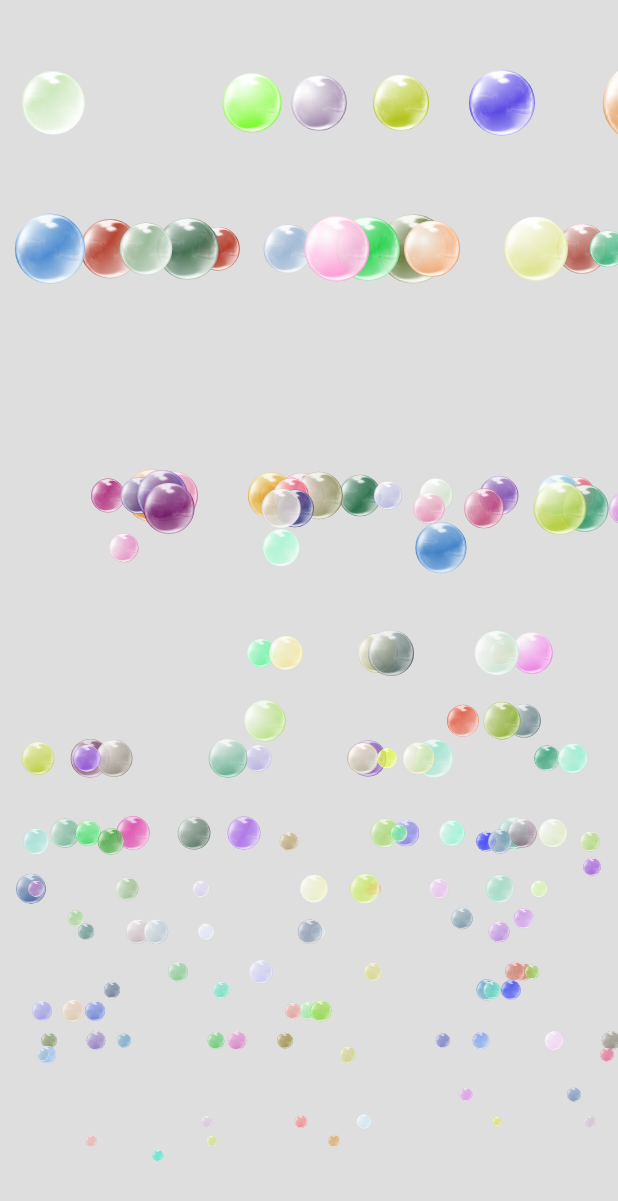
After one commit to penglin2015/TestAnimation, an Android app: the PaoPaoActivity screen opened directly, with no data from a screen before it, on a phone screen of 412 x 824 dp. The commit adds this screen. Shown: the top 1201 px of the screen. Run offline under Robolectric (Android 15) with nearby library versions, the phone set to English and light mode, and no system bars.

Commit message:
增加起泡上升动画和俄罗斯方块建立

```diff
--- a/app/src/main/AndroidManifest.xml
+++ b/app/src/main/AndroidManifest.xml
@@ -38,7 +38,10 @@
         <activity android:name=".BasinAnimationActivity" />
         <activity android:name=".WeatherAnimationActivity" />
         <activity android:name=".CircleScaleActivity" />
-        <activity android:name=".WaterChangeActivity"></activity>
+        <activity android:name=".WaterChangeActivity" />
+        <activity android:name=".PaoPaoActivity" />
+        <activity android:name=".KuaiActivity"
+            android:theme="@style/Full"/>
     </application>
 
 </manifest>
--- /dev/null
+++ b/app/src/main/java/com/shouxindao/testanimation/PaoPaoActivity.java
@@ -0,0 +1,13 @@
+package com.shouxindao.testanimation;
+
+import android.support.v7.app.AppCompatActivity;
+import android.os.Bundle;
+
+public class PaoPaoActivity extends AppCompatActivity {
+
+    @Override
+    protected void onCreate(Bundle savedInstanceState) {
+        super.onCreate(savedInstanceState);
+        setContentView(R.layout.activity_pao_pao);
+    }
+}
--- /dev/null
+++ b/app/src/main/java/com/shouxindao/testanimation/views/PaoPaoView.java
@@ -0,0 +1,159 @@
+package com.shouxindao.testanimation.views;
+
+import android.animation.Animator;
+import android.animation.AnimatorListenerAdapter;
+import android.animation.ValueAnimator;
+import android.content.Context;
+import android.graphics.Bitmap;
+import android.graphics.BitmapFactory;
+import android.graphics.Canvas;
+import android.graphics.Color;
+import android.graphics.Matrix;
+import android.graphics.Paint;
+import android.graphics.RadialGradient;
+import android.graphics.Shader;
+import android.support.annotation.Nullable;
+import android.util.AttributeSet;
+import android.view.View;
+import android.view.animation.DecelerateInterpolator;
+
+import com.shouxindao.testanimation.R;
+import com.xuyao.prancelib.util.ColorUtil;
+import com.xuyao.prancelib.util.RandomUti;
+import com.xuyao.prancelib.util.ScreenUtils;
+
+import java.io.Serializable;
+import java.util.ArrayList;
+import java.util.List;
+
+public class PaoPaoView extends View {
+    public PaoPaoView(Context context) {
+        super(context);
+        init();
+    }
+
+    public PaoPaoView(Context context, @Nullable AttributeSet attrs) {
+        super(context, attrs);
+        init();
+    }
+
+    public PaoPaoView(Context context, @Nullable AttributeSet attrs, int defStyleAttr) {
+        super(context, attrs, defStyleAttr);
+        init();
+    }
+
+
+
+
+     Paint p;
+     int w, h;
+
+    private void init() {
+        p = new Paint();
+        p.setColor(Color.RED);
+        p.setAntiAlias(true);
+        p.setDither(true);
+
+        p.setStyle(Paint.Style.FILL_AND_STROKE);
+        p.setStrokeWidth(5);
+        w = ScreenUtils.getScreenWidth(getContext());
+        h = ScreenUtils.getScreenHeight(getContext());
+    }
+
+
+    @Override
+    protected void onDraw(Canvas canvas) {
+        super.onDraw(canvas);
+        drawPao(canvas);
+        postInvalidate();
+    }
+
+    List<PaoBean> paoBeanList=new ArrayList<>();
+    List<PaoBean> needMovePaoList=new ArrayList<>();
+    long maxPaoCount=200;
+    private void drawPao(Canvas canvas) {
+        if(paoBeanList.size()<maxPaoCount){
+            for(int i=0;i<maxPaoCount-paoBeanList.size();i++){
+                paoBeanList.add(new PaoBean());
+            }
+        }
+
+        for(PaoBean paoBean:paoBeanList){
+            if(paoBean.isOver){
+                needMovePaoList.add(paoBean);
+            }else{
+                paoBean.draw(canvas);
+            }
+        }
+        paoBeanList.removeAll(needMovePaoList);
+        needMovePaoList.clear();
+    }
+
+    class PaoBean implements Serializable{
+        float x,y,maxRadus;
+        Paint paoPaint;
+        Bitmap pb;
+        float scale=0.1f,maxScale=1f;
+        Matrix m;
+        long t;
+        float alpha=0.5f;
+        RadialGradient radialGradient;
+        int color=0;
+        float dx,dy;
+        public PaoBean(){
+            paoPaint=new Paint(p);
+            pb= BitmapFactory.decodeResource(getResources(), R.mipmap.icon_pao);
+            maxScale= (float) (RandomUti.getInstance().getRandom().nextDouble()+0.8f);
+            m=new Matrix();
+            t=RandomUti.getInstance().getRandom().nextInt(8)+1;
+            m.setScale(scale,scale);
+            x=RandomUti.getInstance().getRandom().nextInt(w)+1;
+            color=ColorUtil.randomColor();
+            dx=(float) (Math.random()*40-20f);
+            dy=(float) (Math.random()*40-20f);
+            start();
+        }
+
+        public void draw(Canvas canvas){
+            if(pb==null){
+                return;
+            }
+            m.reset();
+            m.setTranslate(x,y);
+            m.preScale(scale,scale,pb.getScaledWidth(canvas)/2f,pb.getScaledHeight(canvas)/2f);
+            paoPaint.setAlpha((int) (alpha*255f));
+            radialGradient=new RadialGradient(x+dx,y+dy,pb.getScaledWidth(canvas),Color.WHITE,color, Shader.TileMode.MIRROR);
+            paoPaint.setShader(radialGradient);
+            canvas.drawCircle(x+pb.getScaledWidth(canvas)/2f,y+pb.getScaledHeight(canvas)/2f,pb.getWidth()*(scale-0.1f)/2f,paoPaint);
+            canvas.drawBitmap(pb,m,paoPaint);
+        }
+
+        boolean isOver=false;
+        private void start(){
+            ValueAnimator valueAnimator=ValueAnimator.ofFloat(scale,maxScale);
+            valueAnimator.setDuration(t*1000);
+            valueAnimator.setInterpolator(new DecelerateInterpolator());
+            valueAnimator.addUpdateListener(new ValueAnimator.AnimatorUpdateListener() {
+                @Override
+                public void onAnimationUpdate(ValueAnimator animation) {
+                    float sc= (float) animation.getAnimatedValue();
+                    scale=sc;
+                    y=h-h*animation.getAnimatedFraction();
+                    alpha=0.5f+0.5f*animation.getAnimatedFraction();
+                }
+            });
+            valueAnimator.addListener(new AnimatorListenerAdapter() {
+                @Override
+                public void onAnimationEnd(Animator animation) {
+                    super.onAnimationEnd(animation);
+                    isOver=true;
+                    if(!pb.isRecycled()){
+                        pb.recycle();
+                        pb=null;
+                    }
+                }
+            });
+            valueAnimator.start();
+        }
+    }
+}
--- a/app/src/main/java/com/shouxindao/testanimation/views/WaterRunView.java
+++ b/app/src/main/java/com/shouxindao/testanimation/views/WaterRunView.java
@@ -99,7 +99,7 @@ public class WaterRunView extends View {
             this.k = k;
             blPaint=new Paint(p);
             blPaint.setColor(ColorUtil.randomColor());
-            sec= RandomUti.getInstance().getRandom().nextInt(5)+1;
+            sec= (long) (RandomUti.getInstance().getRandom().nextDouble()*5+1);
             changeAngle();
         }
 
--- /dev/null
+++ b/app/src/main/res/layout/activity_pao_pao.xml
@@ -0,0 +1,17 @@
+<?xml version="1.0" encoding="utf-8"?>
+<LinearLayout xmlns:android="http://schemas.android.com/apk/res/android"
+    xmlns:app="http://schemas.android.com/apk/res-auto"
+    xmlns:tools="http://schemas.android.com/tools"
+    android:layout_width="match_parent"
+    android:layout_height="match_parent"
+    android:orientation="vertical"
+    android:background="@color/dedede"
+    tools:context=".PaoPaoActivity">
+
+<com.shouxindao.testanimation.views.PaoPaoView
+    android:layout_width="match_parent"
+    android:layout_height="match_parent" />
+
+
+
+</LinearLayout>
```
Also changed, not shown: app/src/main/java/com/shouxindao/testanimation/KuaiActivity.java (added, +13 -0 lines), app/src/main/java/com/shouxindao/testanimation/MainActivity.java (+11 -1 lines), app/src/main/java/com/shouxindao/testanimation/views/KuaiView.java (added, +109 -0 lines), app/src/main/res/layout/activity_kuai.xml (added, +15 -0 lines), app/src/main/res/layout/activity_main.xml (+16 -2 lines).
